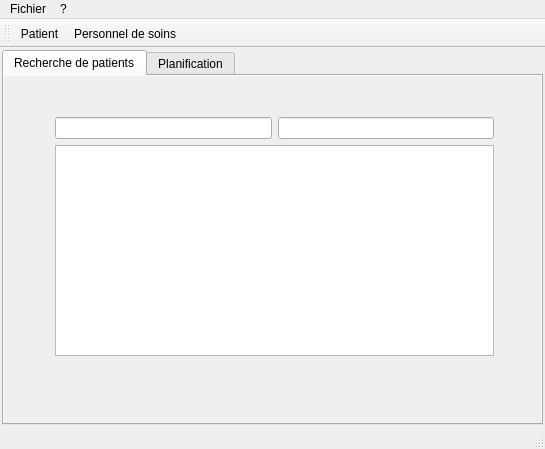
This is QT/TP1/Introduction/mainwindow.ui in RakSrinaNa/DI4---QT as Qt 5 draws it before an edit. The edited form follows.
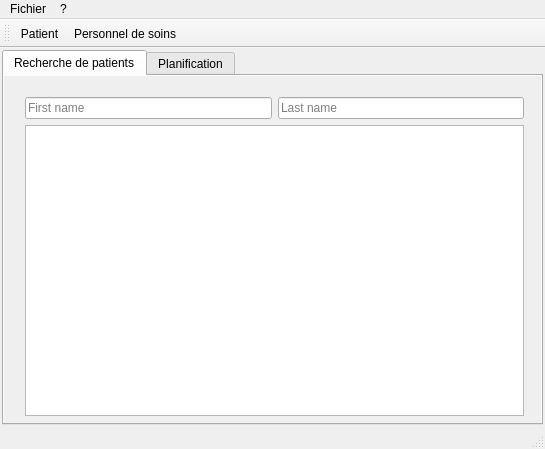
This is the edited form.

```diff
--- a/QT/TP1/Introduction/mainwindow.ui
+++ b/QT/TP1/Introduction/mainwindow.ui
@@ -84,10 +84,10 @@
        <widget class="QWidget" name="verticalWidget" native="true">
         <property name="geometry">
          <rect>
-          <x>40</x>
-          <y>30</y>
-          <width>461</width>
-          <height>261</height>
+          <x>10</x>
+          <y>10</y>
+          <width>521</width>
+          <height>341</height>
          </rect>
         </property>
         <property name="sizePolicy">
@@ -112,10 +112,18 @@
          <item>
           <layout class="QHBoxLayout" name="horizontalLayout">
            <item>
-            <widget class="QLineEdit" name="firstNameEdit"/>
+            <widget class="QLineEdit" name="firstNameEdit">
+             <property name="placeholderText">
+              <string>First name</string>
+             </property>
+            </widget>
            </item>
            <item>
-            <widget class="QLineEdit" name="lastNameEdit"/>
+            <widget class="QLineEdit" name="lastNameEdit">
+             <property name="placeholderText">
+              <string>Last name</string>
+             </property>
+            </widget>
            </item>
           </layout>
          </item>
```
Left out of the diff: 2 changed lines with no effect on the pictures.
